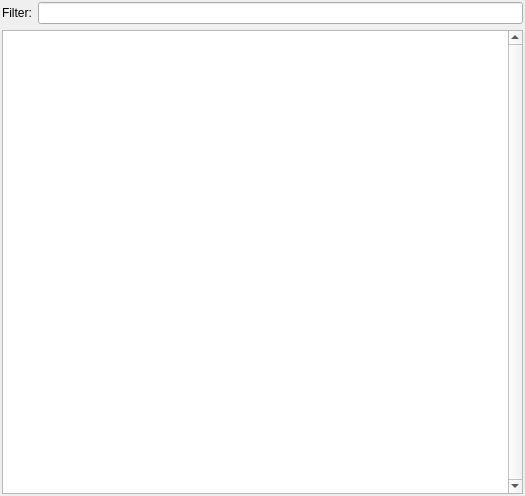
Above: BlueBerry/Bundles/org.blueberry.ui.qt.log/src/internal/berryQtLogView.ui from MITK/MITK before the change. Below: the same form after it.
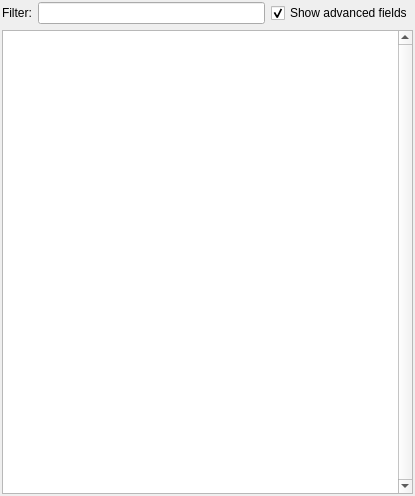
That is the form after the change.

Commit message: customized blueberry console with nice icons and an ShowAdvancedFields mode. if not activated only level and message will be shown. the value is made persistent through the pref service

```diff
--- a/BlueBerry/Bundles/org.blueberry.ui.qt.log/src/internal/berryQtLogView.ui
+++ b/BlueBerry/Bundles/org.blueberry.ui.qt.log/src/internal/berryQtLogView.ui
@@ -6,7 +6,7 @@
    <rect>
     <x>0</x>
     <y>0</y>
-    <width>525</width>
+    <width>415</width>
     <height>496</height>
    </rect>
   </property>
@@ -43,6 +43,16 @@
        <item>
         <widget class="QLineEdit" name="filterContent"/>
        </item>
+       <item>
+        <widget class="QCheckBox" name="ShowAdvancedFields">
+         <property name="text">
+          <string>Show advanced fields</string>
+         </property>
+         <property name="checked">
+          <bool>true</bool>
+         </property>
+        </widget>
+       </item>
       </layout>
      </item>
      <item>
```
The commit also changes 4 other files.
